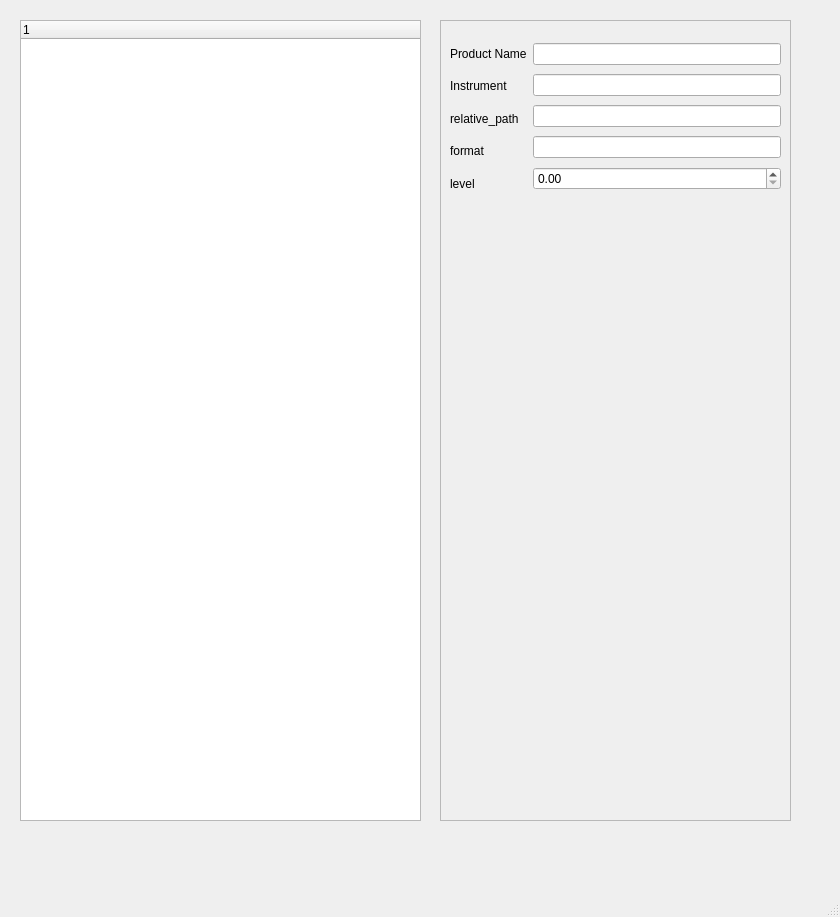
Old version of the form gui/MainUI.ui in the repository spacepy/dbprocessing.
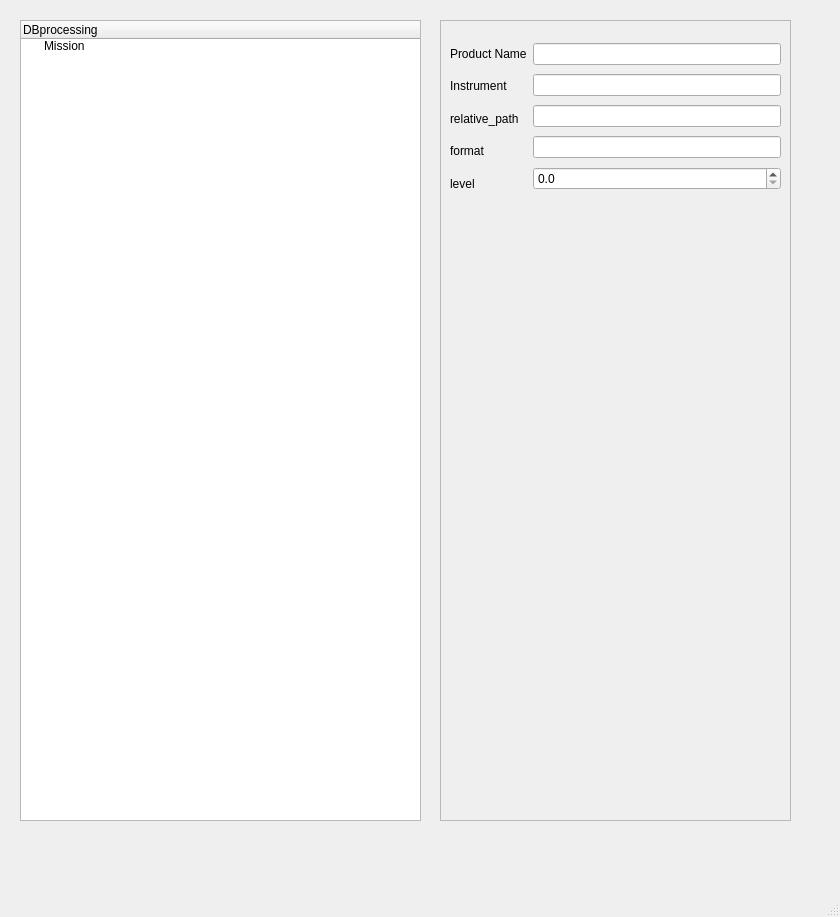
New version of the form.

Commit message: gui: first early start

The edit to the form file:
```diff
--- a/gui/MainUI.ui
+++ b/gui/MainUI.ui
@@ -25,9 +25,14 @@
     </property>
     <column>
      <property name="text">
-      <string notr="true">1</string>
+      <string>DBprocessing</string>
      </property>
     </column>
+    <item>
+     <property name="text">
+      <string>Mission</string>
+     </property>
+    </item>
    </widget>
    <widget class="QFrame" name="frame">
     <property name="geometry">
@@ -44,7 +49,7 @@
     <property name="frameShadow">
      <enum>QFrame::Raised</enum>
     </property>
-    <widget class="QWidget" name="">
+    <widget class="QWidget" name="layoutWidget">
      <property name="geometry">
       <rect>
        <x>10</x>
@@ -108,7 +113,14 @@
          <widget class="QLineEdit" name="lineEdit_4"/>
         </item>
         <item>
-         <widget class="QDoubleSpinBox" name="doubleSpinBox"/>
+         <widget class="QDoubleSpinBox" name="prod_level_spin">
+          <property name="decimals">
+           <number>1</number>
+          </property>
+          <property name="maximum">
+           <double>6.000000000000000</double>
+          </property>
+         </widget>
         </item>
        </layout>
       </item>
```
Left out of the diff: 20 changed lines with no effect on the pictures. The commit also changes 1 other file.
